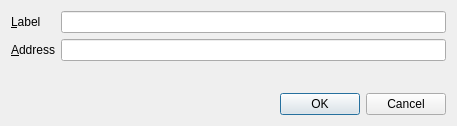
The window that src/qt/forms/editaddressdialog.ui (FromHDDtoSSD/SorachanCoin-qt) describes before a commit, drawn with Qt 5.
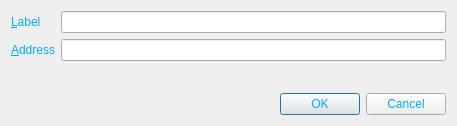
The same window after the commit. Icons and pictures are not drawn.

```diff
--- a/src/qt/forms/editaddressdialog.ui
+++ b/src/qt/forms/editaddressdialog.ui
@@ -13,6 +13,10 @@
   <property name="windowTitle">
    <string>Edit Address</string>
   </property>
+  <property name="styleSheet">
+   <string notr="true">background-image: url(:/images/bkg2);
+color: rgb(0, 170, 255);</string>
+  </property>
   <layout class="QVBoxLayout" name="verticalLayout">
    <item>
     <layout class="QFormLayout" name="formLayout">
```
